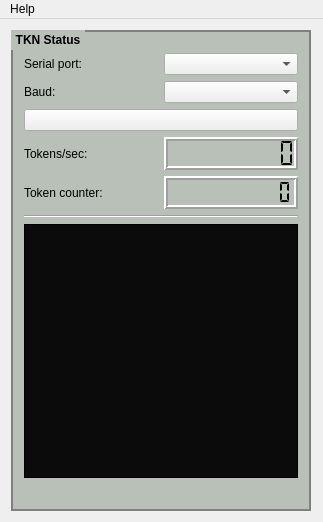
Old version of the form PC/gui/TKN_Window.ui in the repository chrispap/TKN.
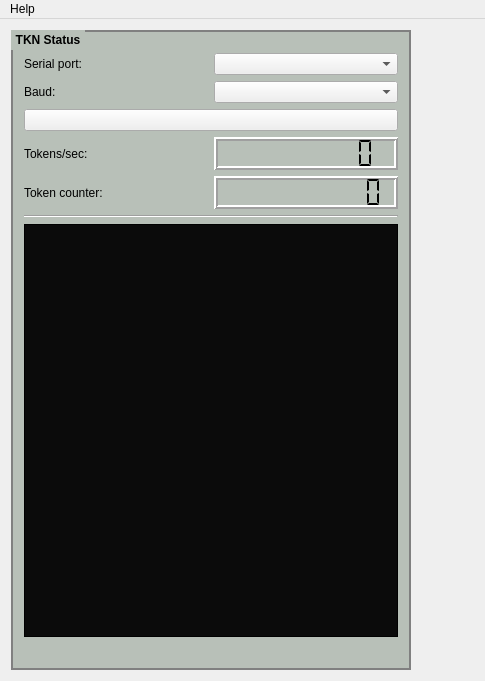
New version of the form. Icons and pictures are not drawn.

Commit message: Compile with MSVC2013. Wider windows for retina.

```diff
--- a/PC/gui/TKN_Window.ui
+++ b/PC/gui/TKN_Window.ui
@@ -6,8 +6,8 @@
    <rect>
     <x>0</x>
     <y>0</y>
-    <width>318</width>
-    <height>522</height>
+    <width>485</width>
+    <height>681</height>
    </rect>
   </property>
   <property name="windowTitle">
@@ -65,13 +65,13 @@
       </property>
       <property name="minimumSize">
        <size>
-        <width>300</width>
+        <width>400</width>
         <height>480</height>
        </size>
       </property>
       <property name="maximumSize">
        <size>
-        <width>300</width>
+        <width>400</width>
         <height>16777215</height>
        </size>
       </property>
@@ -142,9 +142,6 @@
            <property name="smallDecimalPoint">
             <bool>false</bool>
            </property>
-           <property name="numDigits">
-            <number>9</number>
-           </property>
            <property name="digitCount">
             <number>9</number>
            </property>
@@ -178,7 +175,7 @@
            <property name="lineWidth">
             <number>2</number>
            </property>
-           <property name="numDigits">
+           <property name="digitCount">
             <number>10</number>
            </property>
            <property name="segmentStyle">
@@ -235,8 +232,8 @@
     <rect>
      <x>0</x>
      <y>0</y>
-     <width>318</width>
-     <height>20</height>
+     <width>485</width>
+     <height>38</height>
     </rect>
    </property>
    <property name="defaultUp">
```
The commit also changes 3 other files.
